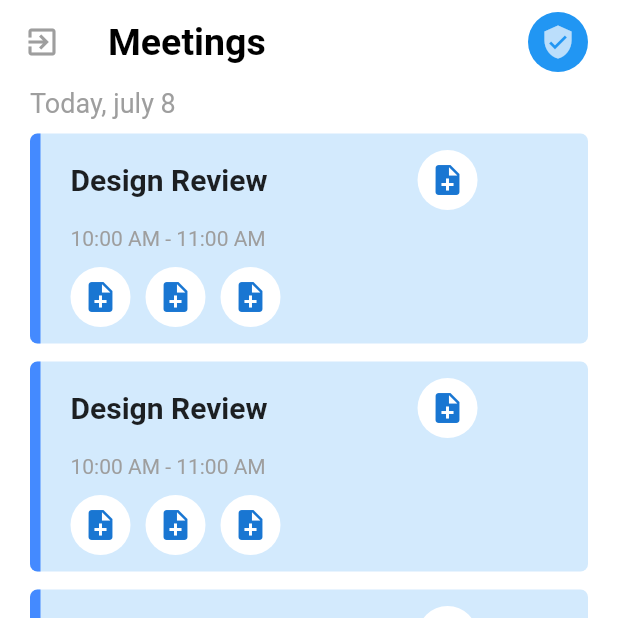
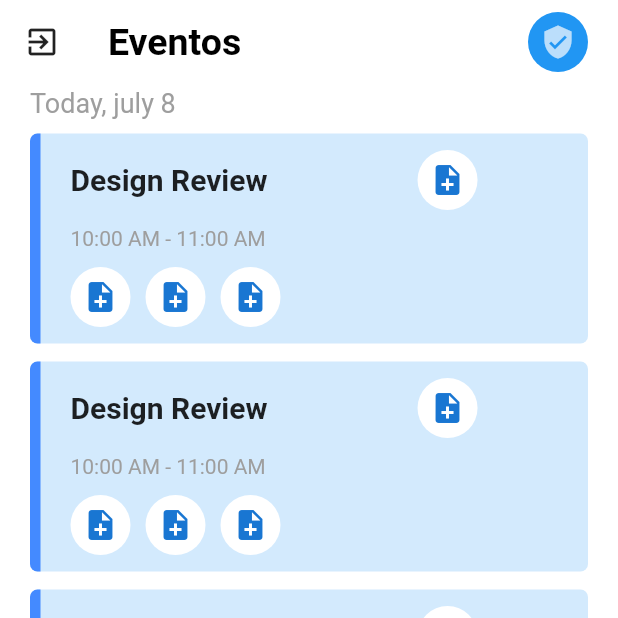
Before and after one commit to irvine5k/flutter_piaui_app, a Flutter app: the HomePage screen opened directly, on a phone screen of 412 x 824 dp, the top half of it. Run offline on Flutter 3.47's test engine with Material 2 defaults, Android fonts, the light colour scheme and no system bars; our stand-ins replace firebase_auth, flutter_mobx, font_awesome_flutter, google_fonts, google_sign_in, mobx; accounts and stored records are empty; generated files the repository leaves out were written again.

Commit message:
Change color of leading button

```diff
--- a/lib/src/home/home_page.dart
+++ b/lib/src/home/home_page.dart
@@ -15,11 +15,11 @@ class HomePage extends StatelessWidget {
         elevation: 0,
         leading: IconButton(
           icon: Icon(Icons.exit_to_app),
-          color: Colors.grey,
+          color: Colors.black87,
           onPressed: _authController.signOut,
         ),
         title: Text(
-          'Meetings',
+          'Eventos',
           style: TextStyle(
               color: Colors.black, fontSize: 25, fontWeight: FontWeight.bold),
         ),
@@ -74,6 +74,7 @@ class HomePage extends StatelessWidget {
               child: Icon(
                 Icons.border_all,
                 size: 30,
+                color: Colors.black87,
               ),
             ),
             Padding(
@@ -81,6 +82,7 @@ class HomePage extends StatelessWidget {
               child: Icon(
                 Icons.event_note,
                 size: 30,
+                color: Colors.black87,
               ),
             ),
           ],
```
